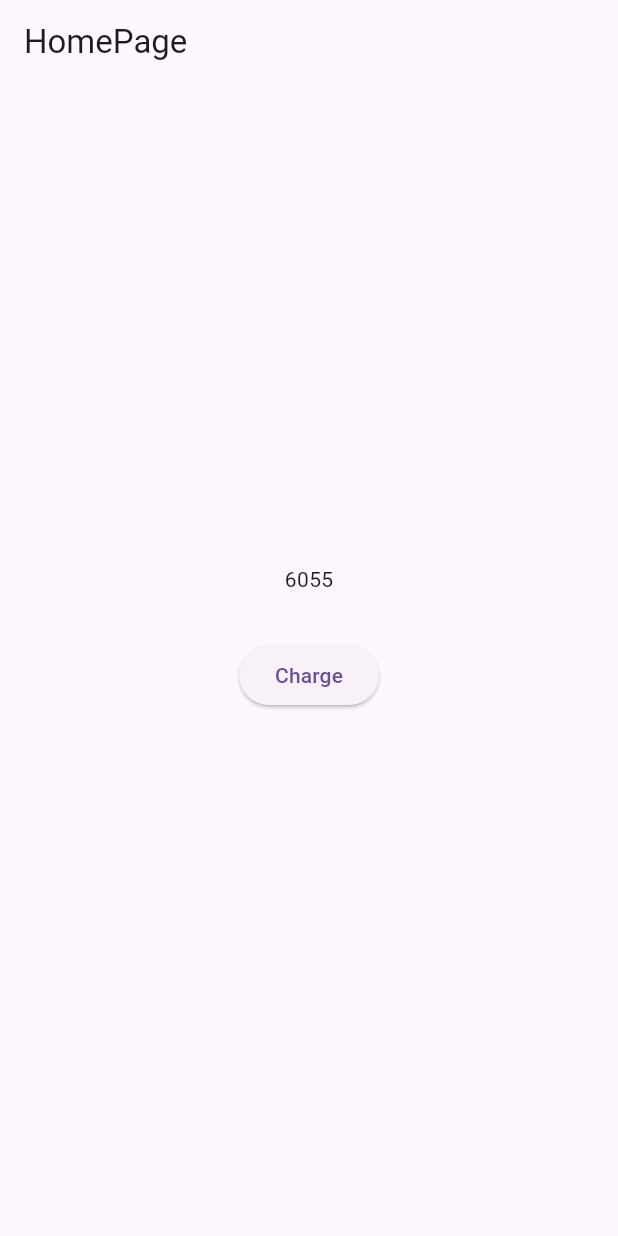
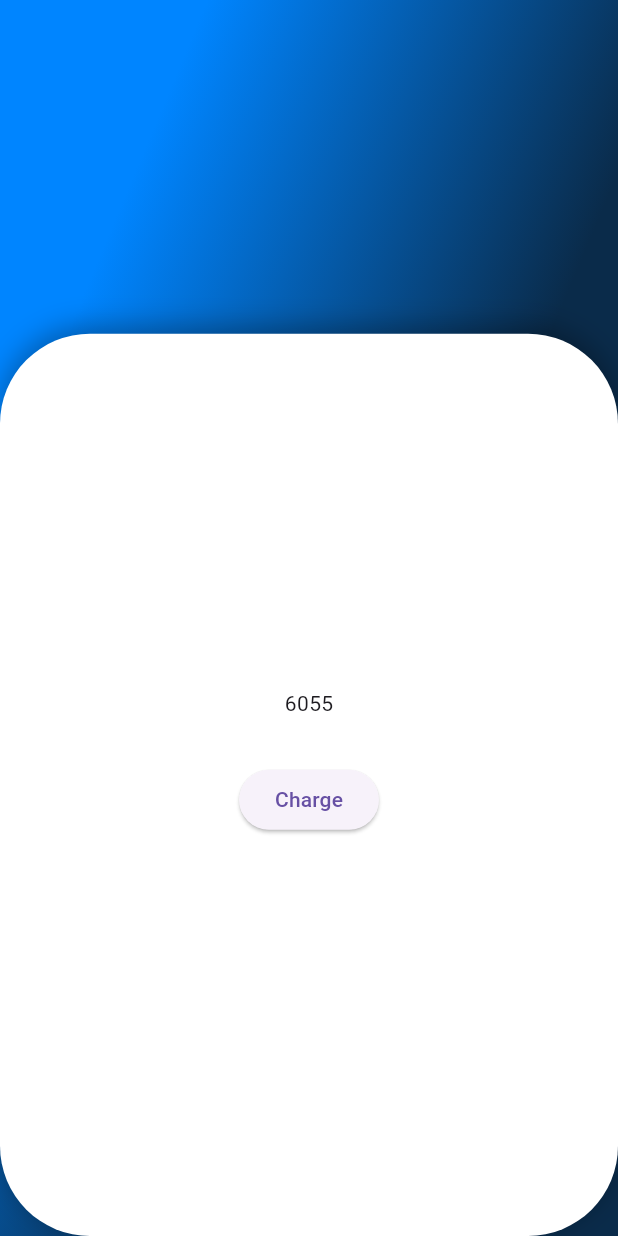
Before and after one commit to kou-nagamine/new_save_money, a Flutter app: the screen it shows after launch, on a phone screen of 412 x 824 dp. Run offline on Flutter 3.47's test engine with Material 3 defaults, Android fonts, the light colour scheme and no system bars; our stand-ins replace flutter_riverpod, riverpod_annotation, shared_preferences; missing offline and left inert: iconoir_flutter; generated files the repository leaves out were written again.

Commit message:
feat:ホームページの背景を作成

```diff
--- a/lib/main.dart
+++ b/lib/main.dart
@@ -1,5 +1,6 @@
 import 'package:flutter/material.dart';
 import 'package:flutter_riverpod/flutter_riverpod.dart';
+import 'package:iconoir_flutter/regular/tower_warning.dart';
 
 //pages
 import 'views/pages/home/home_page.dart';
@@ -19,10 +20,8 @@ class MyApp extends StatelessWidget {
   Widget build(BuildContext context) {
     return MaterialApp(
       title: 'Flutter Demo',
-      theme: ThemeData(
-        colorScheme: ColorScheme.fromSeed(seedColor: Colors.deepPurple),
-        useMaterial3: true,
-      ),
+      theme: ThemeData.light(useMaterial3: true),
+      //darkTheme: ThemeData.dark(useMaterial3: true,),
       home:HomePage(),
     );
   }
--- a/lib/views/pages/home/home_page.dart
+++ b/lib/views/pages/home/home_page.dart
@@ -1,4 +1,6 @@
 import 'package:flutter/material.dart';
+import 'package:flutter/widgets.dart';
+import 'package:iconoir_flutter/regular/box.dart';
 // import 'package:flutter_riverpod/flutter_riverpod.dart';
 
 //pages
@@ -18,10 +20,37 @@ class HomePageState extends State <HomePage> {
   @override
   Widget build(BuildContext context) {
     return Scaffold(
-      appBar: AppBar(
-        title:Text('HomePage')
+      body: Stack(
+        children: [
+          Container(
+            decoration: const BoxDecoration(
+              gradient: LinearGradient(
+                colors: [Color(0xFF0085FF), Color(0xFF0A2B4A)],
+                begin: Alignment.topLeft,
+                end: Alignment(0.9, -0.6),
+                stops: [0.3, 1.0]
+              )
             ),
-      body: Center(
+            constraints: const BoxConstraints.expand(),
+          ),
+          Positioned(
+            bottom: 0,
+            child: Container(
+              width: MediaQuery.of(context).size.width * 1.0,
+              height: MediaQuery.of(context).size.height * 0.73,
+              padding: EdgeInsets.all(20),
+              decoration: BoxDecoration(
+                color: Colors.white,
+                borderRadius: BorderRadius.circular(60),
+                boxShadow: [
+                  BoxShadow(
+                  color: Colors.black.withOpacity(0.3),
+                  blurRadius: 15,
+                  spreadRadius: 0,
+                  offset: const Offset(0, -5)
+                  ),
+                ],
+              ),
               child: Column(
                 mainAxisAlignment: MainAxisAlignment.center,
                 children: [
@@ -40,8 +69,11 @@ class HomePageState extends State <HomePage> {
                   ),
                   SizedBox(height: 30),
               ],
+            ),
+          ),
           )
-      )
+        ],
+      ),
     );
   }
 }
```
Also changed, not shown: pubspec.lock, 4 other files. Lines whose indentation alone changed are shown as unchanged.
